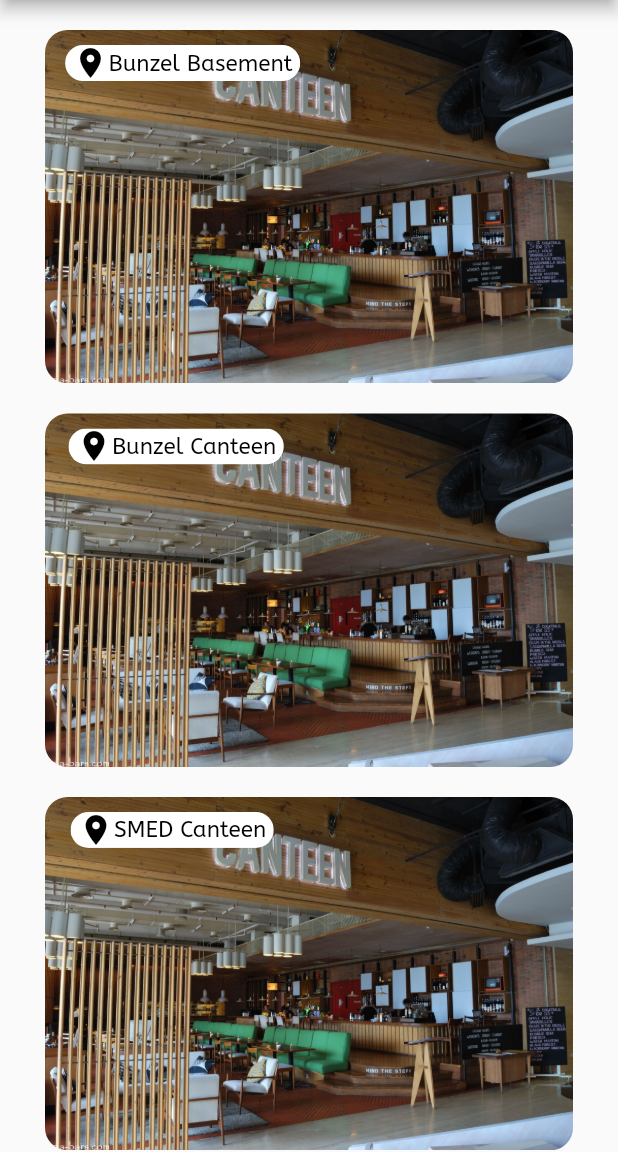
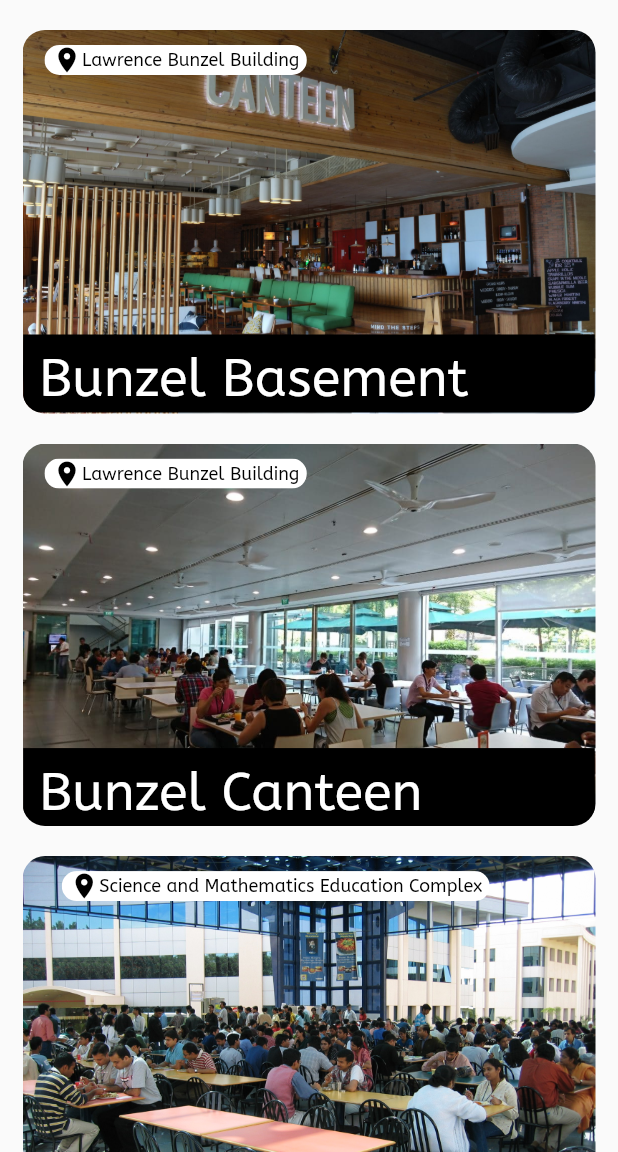
Before and after one commit to cruzhansm/sancaon, a Flutter app: the screen it shows after launch, on a phone screen of 412 x 824 dp, the part 84-1236 px from its top. Run offline on Flutter 3.47's test engine with Material 2 defaults, Android fonts, the phone set to English and light mode, and no system bars.

Commit message:
AppBar is now transparent! Click for the change log.
Change Log:

Adjustments:
1) Adjustment alignment of each canteen location.
2) AppBar transparency! Comment if you want this or not
3) Font style changes.

Fixes:
1) Fixed onTap issue.
2) Fixed oversized text.

```diff
--- a/lib/home.dart
+++ b/lib/home.dart
@@ -3,7 +3,22 @@ import 'package:flutter/material.dart';
 class HomeOverview extends StatelessWidget {
   @override
   Widget build(BuildContext context) {
-    List<String> imageName = ['canteen.jpg'];
+    List<String> imageName = [
+      'canteen.jpg',
+      'canteen2.jpg',
+      'canteen3.jpg',
+      'canteen4.jpg',
+      'canteen5.jpg',
+      'canteen6.jpg'
+      ];
+    List<String> locationCanteen = [
+      'Lawrence Bunzel Building',
+      'Lawrence Bunzel Building',
+      'Science and Mathematics Education Complex',
+      'Robert Hoeppenher Building',
+      'School of Fine Arts and Design Building',
+      'Various Locations'
+    ];
     List<String> canteenName = [
       'Bunzel Basement',
       'Bunzel Canteen',
@@ -19,7 +34,8 @@ class HomeOverview extends StatelessWidget {
 
       while(newCanteenCount <= numberOfCanteens-1) {
         listOfCanteens.add(new HomePage(
-          nameOfImage: imageName[0],
+          nameOfImage: imageName[newCanteenCount],
+          canteenLocation: locationCanteen[newCanteenCount],
           nameOfCanteen: canteenName[newCanteenCount]));
         newCanteenCount++;
       }
@@ -37,20 +53,9 @@ class HomePage extends StatefulWidget {
 
   final String nameOfImage;
   final String nameOfCanteen;
+  final String canteenLocation;
 
-  HomePage({this.nameOfImage, this.nameOfCanteen});
-
-  /*
-  This function returns the padding of 20.0 if the canteen is the last canteen
-  */
-  double lastWidgetBotPadding(nameOfCanteen) {
-    if(nameOfCanteen == 'Cafe+') {
-      return 20.0;
-    }
-    else {
-      return 0.0;
-    }
-  }
+  HomePage({this.nameOfImage, this.canteenLocation, this.nameOfCanteen});
 
   @override
   _HomePageState createState() => _HomePageState();
@@ -62,15 +67,43 @@ class _HomePageState extends State<HomePage> {
     return Container(
       child: new Stack(
         children: <Widget>[
-          new InkWell(
-            splashColor: Colors.yellow,
-            onLongPress: () => print("Long press option"), // optional feature!
-            onTap: () => print("Open ${widget.nameOfCanteen}"),
-            child: new Padding(
-              padding: EdgeInsets.fromLTRB(30.0, 20.0, 30.0, widget.lastWidgetBotPadding(widget.nameOfCanteen)),
-              child: new ClipRRect(
-                borderRadius: new BorderRadius.circular(15.0),
-                  child: Image.asset('assets/images/${widget.nameOfImage}',
+          new Padding(
+            padding: EdgeInsets.fromLTRB(15.0, 20.0, 15.0,widget.nameOfCanteen == 'Cafe+' ? 20.0 : 0.0),
+            child: new ClipRRect(
+              borderRadius: new BorderRadius.circular(15.0),
+              child: new InkWell(
+                enableFeedback: true,
+                onLongPress: () => print("Long press option"), // optional feature!
+                onTap: () => print("Open ${widget.nameOfCanteen}"),
+                child: new Stack(
+                  children: <Widget> [
+                    new Image.asset('assets/images/${widget.nameOfImage}',),
+                    new Container(
+                      alignment: Alignment(0,1),
+                      constraints: new BoxConstraints(
+                        maxWidth: 500.0,
+                        maxHeight: 255.0
+                      ),
+                      child: new Container(
+                        constraints: new BoxConstraints(
+                          maxHeight: 52.0,
+                          minHeight: 52.0,
+                          maxWidth: 381.0,
+                          minWidth: 381.0,
+                        ),
+                        color: Colors.black,
+                        child: new Text(
+                          " " + widget.nameOfCanteen,
+                          style: new TextStyle(
+                            fontFamily: "ABeeZee",
+                            fontSize: 35.0,
+                            height: 1.5,
+                            color: Colors.white
+                          ),
+                        )
+                      ),
+                    ),
+                  ],
                 ),
               ),
             ),
@@ -78,33 +111,37 @@ class _HomePageState extends State<HomePage> {
           new Column(
             children: <Widget>[
               new Padding(
-                padding: EdgeInsets.all(15.0),
+                padding: new EdgeInsets.all(15.0),
               ),
               new Container(
                 width: 500.0,
                 child: new Container(
-                  alignment: Alignment(-0.66,0),
-                  child: ClipRRect(
-                    borderRadius: BorderRadius.circular(15.0),
+                  alignment: Alignment(widget.nameOfCanteen == 'SMED Canteen' ? -0.35:
+                                       widget.nameOfCanteen == 'SAFAD Canteen' ? -0.50:
+                                       widget.nameOfCanteen == 'RH Canteen' ? -0.70:
+                                       widget.nameOfCanteen == 'Cafe+' ? -0.77 : -0.75, 0),
+                  child: new ClipRRect(
+                    borderRadius: new BorderRadius.circular(15.0),
                     child: new Container(
-                      constraints: BoxConstraints(
-                        maxWidth: 200.0,
+                      constraints: new BoxConstraints(
+                        maxWidth: 400.0,
                         minWidth: 10.0,
                       ),
-                      padding: EdgeInsets.symmetric(horizontal:5.0),
+                      padding: new EdgeInsets.symmetric(horizontal:5.0),
                       color: Colors.white,
                       child: new Row(
                         mainAxisSize: MainAxisSize.min,
                         children: <Widget> [
-                          Icon(
+                          new Icon(
                             Icons.location_on,
                             color: Colors.black,
+                            size: 20.0
                           ),
-                          Text(
-                            "${widget.nameOfCanteen}",
+                          new Text(
+                            "${widget.canteenLocation}",
                             style: TextStyle(
                               fontFamily: "ABeeZee",
-                              fontSize: 15.0,
+                              fontSize: 12.0,
                               color: Colors.black
                             ),
                           ),
--- a/lib/predef_widget.dart
+++ b/lib/predef_widget.dart
@@ -10,7 +10,9 @@ class _MainWidgetState extends State<MainWidget> {
   @override
   Widget build(BuildContext context) {
     return Scaffold(
+      extendBodyBehindAppBar: true, // comment if you want transparent appBar!
       appBar: new AppBar(
+        elevation: 0.0,
         title: Text(
           "Sa'nCaon",
           style: TextStyle(
@@ -20,7 +22,7 @@ class _MainWidgetState extends State<MainWidget> {
           ),
         ),
         centerTitle: true,
-        backgroundColor: Colors.white,
+        backgroundColor: Colors.transparent,
         leading: Row(
           children: <Widget>[
             InkWell(
--- a/pubspec.yaml
+++ b/pubspec.yaml
@@ -14,7 +14,7 @@ description: Sa&#x27;nCaon, the food menu information application. Developed by
 version: 1.0.0+1
 
 environment:
-  sdk: ">=2.1.0 <3.0.0"
+  sdk: ">=2.2.0 <3.0.0"
 
 dependencies:
   flutter:
```
Also changed, not shown: assets/images/canteen2.jpg (added), assets/images/canteen3.jpg (added), assets/images/canteen4.jpg (added), assets/images/canteen5.jpg (added), assets/images/canteen6.jpg (added).
